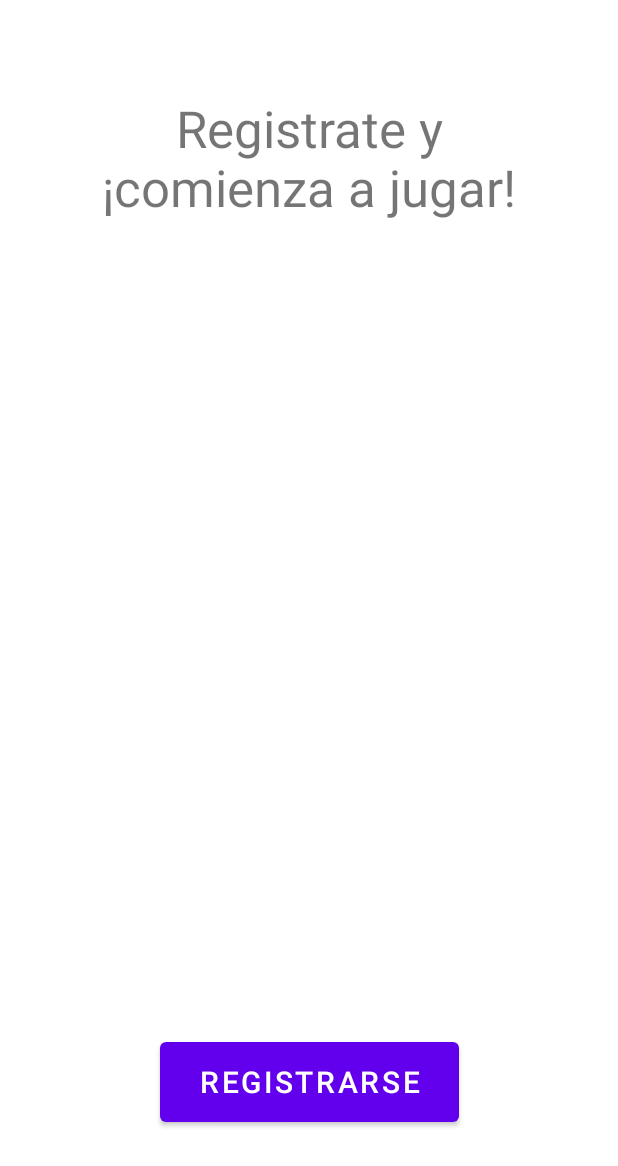
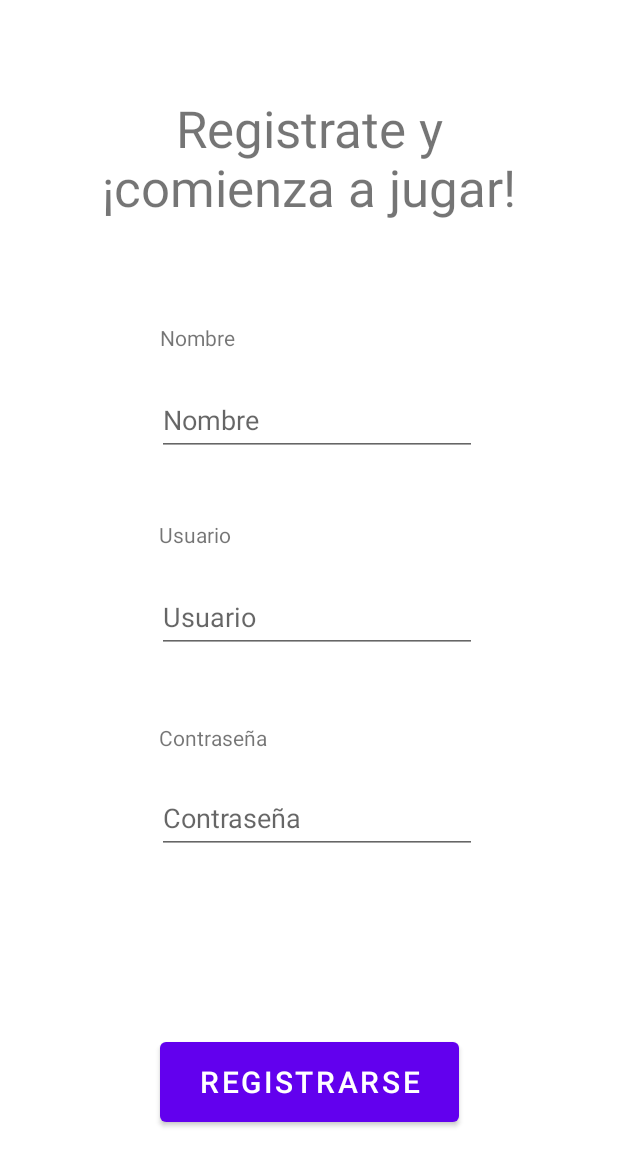
Before and after one commit to Alvaroms00/ProyectoFinal, an Android app: the RegistroFragment screen opened through its navigation route, on a phone screen of 412 x 824 dp. Shown: the top 1166 px of the screen. Run offline under Robolectric (Android 15) with nearby library versions, the phone set to English and light mode, and no system bars.

Commit message:
Version 0.0.7.1 29/04/23 Creacion del apartado de registro

```diff
--- a/app/src/main/res/layout/fragment_registro.xml
+++ b/app/src/main/res/layout/fragment_registro.xml
@@ -31,4 +31,86 @@
         app:layout_constraintStart_toStartOf="parent"
         app:layout_constraintTop_toTopOf="parent"
         app:layout_constraintVertical_bias="0.088" />
+
+    <EditText
+        android:id="@+id/introNombre"
+        android:layout_width="wrap_content"
+        android:layout_height="wrap_content"
+        android:ems="10"
+        android:hint="Nombre"
+        android:inputType="text"
+        android:minHeight="48dp"
+        app:layout_constraintBottom_toBottomOf="parent"
+        app:layout_constraintEnd_toEndOf="parent"
+        app:layout_constraintHorizontal_bias="0.527"
+        app:layout_constraintStart_toStartOf="parent"
+        app:layout_constraintTop_toTopOf="parent"
+        app:layout_constraintVertical_bias="0.33"
+        android:autofillHints="" />
+
+    <TextView
+        android:id="@+id/txtNombre"
+        android:layout_width="wrap_content"
+        android:layout_height="wrap_content"
+        android:text="Nombre"
+        app:layout_constraintBottom_toBottomOf="parent"
+        app:layout_constraintEnd_toEndOf="parent"
+        app:layout_constraintHorizontal_bias="0.294"
+        app:layout_constraintStart_toStartOf="parent"
+        app:layout_constraintTop_toTopOf="parent"
+        app:layout_constraintVertical_bias="0.268" />
+
+    <EditText
+        android:id="@+id/introUser"
+        android:layout_width="wrap_content"
+        android:layout_height="wrap_content"
+        android:ems="10"
+        android:hint="Usuario"
+        android:inputType="text"
+        android:minHeight="48dp"
+        app:layout_constraintBottom_toBottomOf="parent"
+        app:layout_constraintEnd_toEndOf="parent"
+        app:layout_constraintHorizontal_bias="0.527"
+        app:layout_constraintStart_toStartOf="parent"
+        app:layout_constraintTop_toTopOf="parent"
+        app:layout_constraintVertical_bias="0.499" />
+
+    <TextView
+        android:id="@+id/txtUsuario"
+        android:layout_width="wrap_content"
+        android:layout_height="wrap_content"
+        android:text="Usuario"
+        app:layout_constraintBottom_toBottomOf="parent"
+        app:layout_constraintEnd_toEndOf="parent"
+        app:layout_constraintHorizontal_bias="0.292"
+        app:layout_constraintStart_toStartOf="parent"
+        app:layout_constraintTop_toTopOf="parent"
+        app:layout_constraintVertical_bias="0.431" />
+
+    <EditText
+        android:id="@+id/introPass"
+        android:layout_width="wrap_content"
+        android:layout_height="wrap_content"
+        android:ems="10"
+        android:hint="Contraseña"
+        android:inputType="text"
+        android:minHeight="48dp"
+        app:layout_constraintBottom_toBottomOf="parent"
+        app:layout_constraintEnd_toEndOf="parent"
+        app:layout_constraintHorizontal_bias="0.527"
+        app:layout_constraintStart_toStartOf="parent"
+        app:layout_constraintTop_toTopOf="parent"
+        app:layout_constraintVertical_bias="0.672" />
+
+    <TextView
+        android:id="@+id/txtPass"
+        android:layout_width="wrap_content"
+        android:layout_height="wrap_content"
+        android:text="Contraseña"
+        app:layout_constraintBottom_toBottomOf="parent"
+        app:layout_constraintEnd_toEndOf="parent"
+        app:layout_constraintHorizontal_bias="0.312"
+        app:layout_constraintStart_toStartOf="parent"
+        app:layout_constraintTop_toTopOf="parent"
+        app:layout_constraintVertical_bias="0.599" />
 </androidx.constraintlayout.widget.ConstraintLayout>
--- a/app/src/main/res/values/strings.xml
+++ b/app/src/main/res/values/strings.xml
@@ -1,5 +1,6 @@
 <resources>
     <string name="app_name">ProyectoFinal</string>
+    <string name="usuario">usuario</string>
     <!-- TODO: Remove or change this placeholder text -->
     <string name="hello_blank_fragment">Hello blank fragment</string>
 </resources>
```
